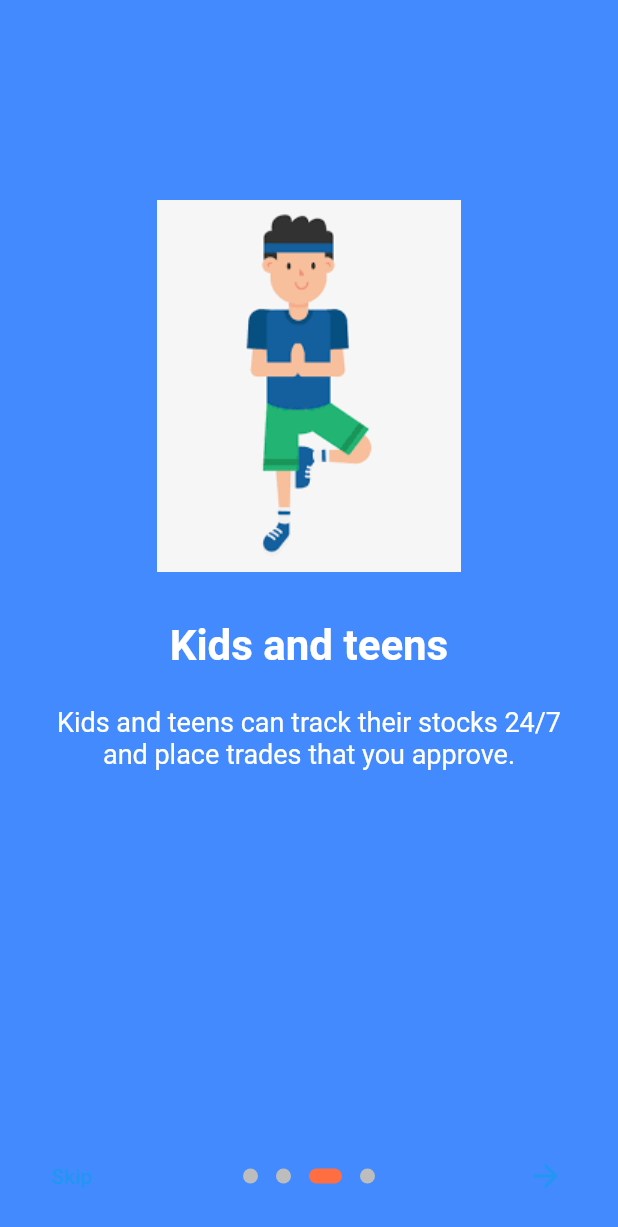
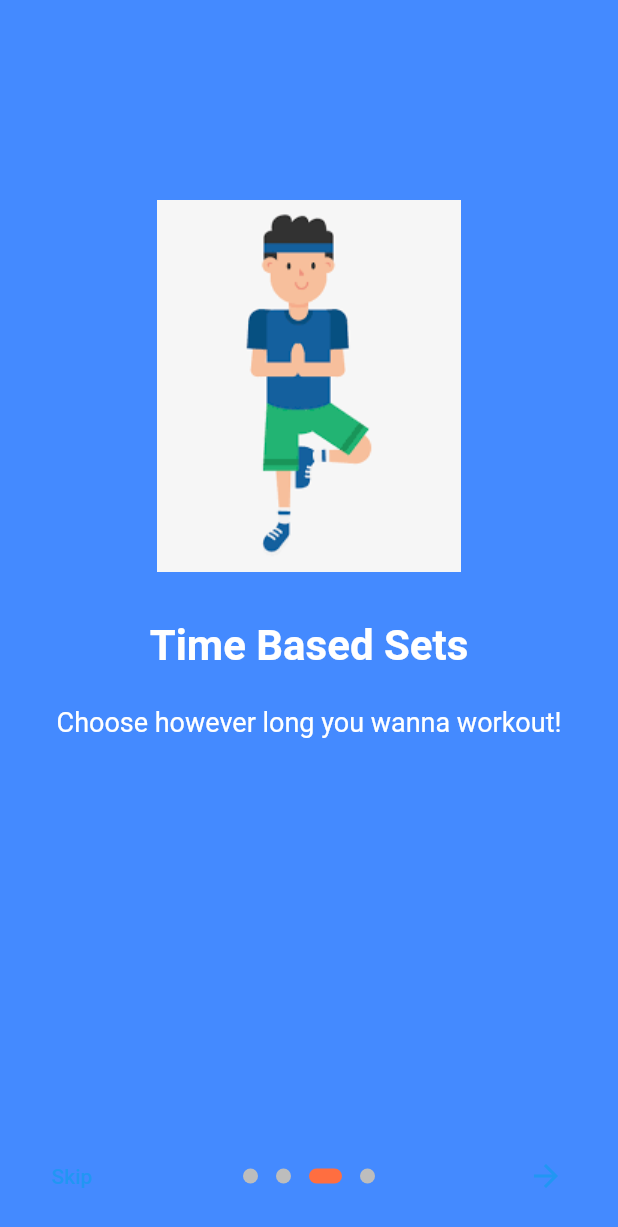
Before and after one commit to Yadnyt/Calomy, a Flutter app: the OnboardingScreen screen opened directly, swiped to page 3, on a phone screen of 412 x 824 dp. Shown: the top 1227 px of the screen. Run offline on Flutter 3.47's test engine with Material 2 defaults, Android fonts, the phone set to English and light mode, and no system bars; drawn by our look-alikes of introduction_screen; our stand-ins replace animated_text_kit, auto_size_text, cached_network_image, firebase_auth, firebase_core, rounded_loading_button and 3 more; accounts and stored records are empty.

Commit message:
Update onBoarding_screen.dart

```diff
--- a/lib/Features/exercise/onBoarding_screen.dart
+++ b/lib/Features/exercise/onBoarding_screen.dart
@@ -45,7 +45,7 @@ class _OnboardingScreenState extends State<OnboardingScreen> {
 
       pages: [
         PageViewModel(
-          title: "Personal trainers",
+          title: "Personal Training Routine",
           body:
               "Personalized \n Workout Routine",
           image: _buildImage('workout1'),
@@ -54,30 +54,30 @@ class _OnboardingScreenState extends State<OnboardingScreen> {
         PageViewModel(
           title: "Learn as you go",
           body:
-              "Download the Stockpile app and master the market with our mini-lesson.",
+              "Learn Exercises Staying at your home",
           image: _buildImage('workout2'),
           decoration: pageDecoration,
         ),
         PageViewModel(
-          title: "Kids and teens",
+          title: "Time Based Sets",
           body:
-              "Kids and teens can track their stocks 24/7 and place trades that you approve.",
+              "Choose however long you wanna workout!",
           image: _buildImage('workout3'),
           decoration: pageDecoration,
         ),
 
         PageViewModel(
-          title: "Title of last page",
+          title: "Ready To Workout?",
           bodyWidget: Row(
             mainAxisAlignment: MainAxisAlignment.center,
             children: const [
-              Text("Click on ", style: bodyStyle),
-              Icon(Icons.edit),
-              Text(" to edit a post", style: bodyStyle),
+              Text("Press Done when you \n are ready to workout! ", style: bodyStyle),
+
             ],
           ),
-          image: _buildImage('placeholder'),
+          image: _buildImage('calomylogo'),
           decoration: pageDecoration,
+
         ),
       ],
       onDone: () => _onIntroEnd(context),
```
